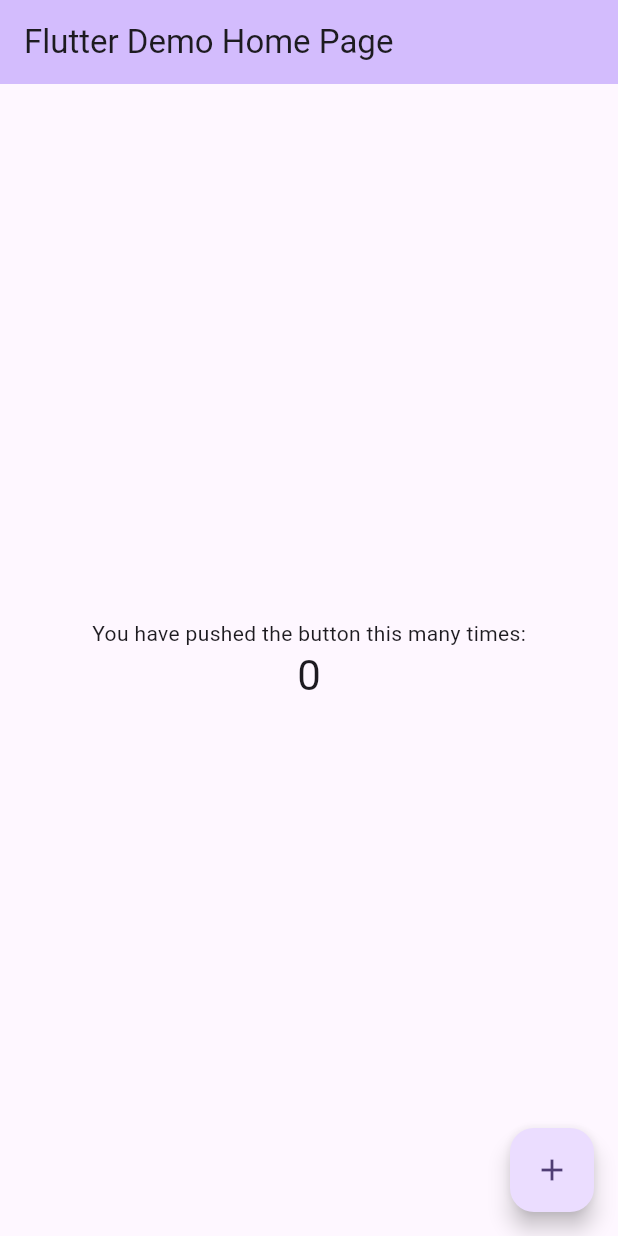
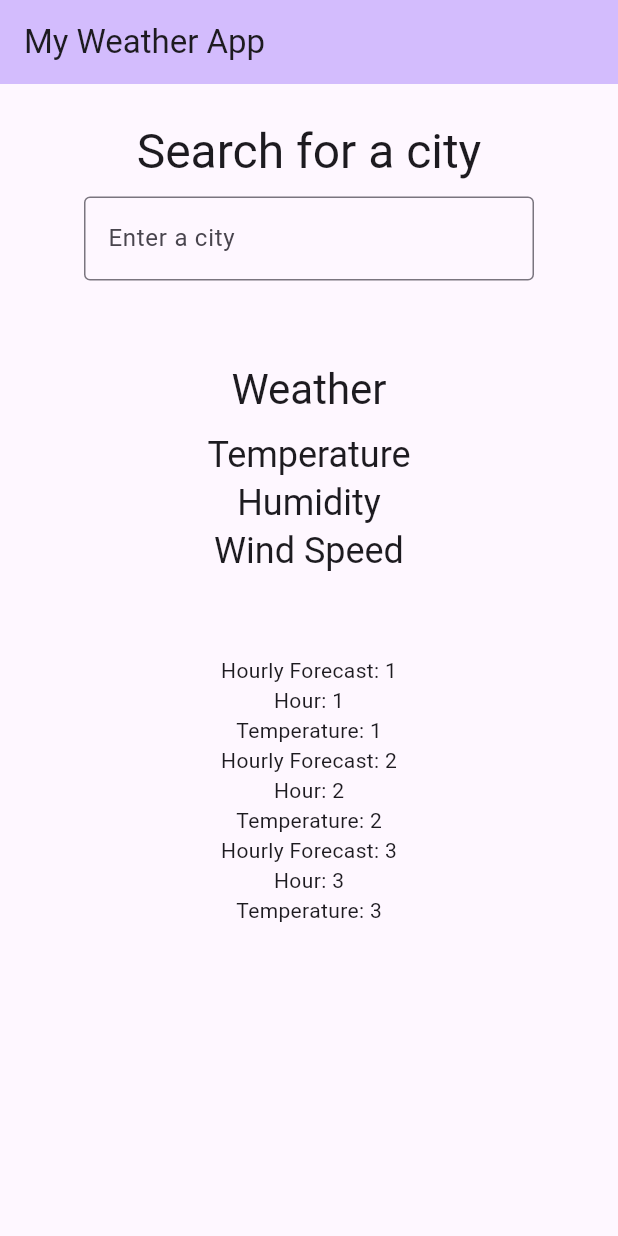
Before and after one commit to bl-marcosfrites/flutter_2023, a Flutter app: the screen it shows after launch, on a phone screen of 412 x 824 dp. Run offline on Flutter 3.47's test engine with Material 2 defaults, Android fonts, the phone set to English and light mode, and no system bars.

Commit message:
Refactor by Video 07: update folder structure

```diff
--- a/weatherapp/lib/main.dart
+++ b/weatherapp/lib/main.dart
@@ -1,4 +1,5 @@
 import 'package:flutter/material.dart';
+import 'package:weatherapp/pages/HomePage.dart';
 
 void main() {
   runApp(const MyApp());
@@ -7,119 +8,16 @@ void main() {
 class MyApp extends StatelessWidget {
   const MyApp({super.key});
 
-  // This widget is the root of your application.
   @override
   Widget build(BuildContext context) {
     return MaterialApp(
-      title: 'Flutter Demo',
+      title: 'WeatherApp',
+      debugShowCheckedModeBanner: false,
       theme: ThemeData(
-        // This is the theme of your application.
-        //
-        // TRY THIS: Try running your application with "flutter run". You'll see
-        // the application has a blue toolbar. Then, without quitting the app,
-        // try changing the seedColor in the colorScheme below to Colors.green
-        // and then invoke "hot reload" (save your changes or press the "hot
-        // reload" button in a Flutter-supported IDE, or press "r" if you used
-        // the command line to start the app).
-        //
-        // Notice that the counter didn't reset back to zero; the application
-        // state is not lost during the reload. To reset the state, use hot
-        // restart instead.
-        //
-        // This works for code too, not just values: Most code changes can be
-        // tested with just a hot reload.
         colorScheme: ColorScheme.fromSeed(seedColor: Colors.deepPurple),
         useMaterial3: true,
       ),
-      home: const MyHomePage(title: 'Flutter Demo Home Page'),
+      home: const HomePage(title: 'My Weather App'),
     );
   }
 }
-
-class MyHomePage extends StatefulWidget {
-  const MyHomePage({super.key, required this.title});
-
-  // This widget is the home page of your application. It is stateful, meaning
-  // that it has a State object (defined below) that contains fields that affect
-  // how it looks.
-
-  // This class is the configuration for the state. It holds the values (in this
-  // case the title) provided by the parent (in this case the App widget) and
-  // used by the build method of the State. Fields in a Widget subclass are
-  // always marked "final".
-
-  final String title;
-
-  @override
-  State<MyHomePage> createState() => _MyHomePageState();
-}
-
-class _MyHomePageState extends State<MyHomePage> {
-  int _counter = 0;
-
-  void _incrementCounter() {
-    setState(() {
-      // This call to setState tells the Flutter framework that something has
-      // changed in this State, which causes it to rerun the build method below
-      // so that the display can reflect the updated values. If we changed
-      // _counter without calling setState(), then the build method would not be
-      // called again, and so nothing would appear to happen.
-      _counter++;
-    });
-  }
-
-  @override
-  Widget build(BuildContext context) {
-    // This method is rerun every time setState is called, for instance as done
-    // by the _incrementCounter method above.
-    //
-    // The Flutter framework has been optimized to make rerunning build methods
-    // fast, so that you can just rebuild anything that needs updating rather
-    // than having to individually change instances of widgets.
-    return Scaffold(
-      appBar: AppBar(
-        // TRY THIS: Try changing the color here to a specific color (to
-        // Colors.amber, perhaps?) and trigger a hot reload to see the AppBar
-        // change color while the other colors stay the same.
-        backgroundColor: Theme.of(context).colorScheme.inversePrimary,
-        // Here we take the value from the MyHomePage object that was created by
-        // the App.build method, and use it to set our appbar title.
-        title: Text(widget.title),
-      ),
-      body: Center(
-        // Center is a layout widget. It takes a single child and positions it
-        // in the middle of the parent.
-        child: Column(
-          // Column is also a layout widget. It takes a list of children and
-          // arranges them vertically. By default, it sizes itself to fit its
-          // children horizontally, and tries to be as tall as its parent.
-          //
-          // Column has various properties to control how it sizes itself and
-          // how it positions its children. Here we use mainAxisAlignment to
-          // center the children vertically; the main axis here is the vertical
-          // axis because Columns are vertical (the cross axis would be
-          // horizontal).
-          //
-          // TRY THIS: Invoke "debug painting" (choose the "Toggle Debug Paint"
-          // action in the IDE, or press "p" in the console), to see the
-          // wireframe for each widget.
-          mainAxisAlignment: MainAxisAlignment.center,
-          children: <Widget>[
-            const Text(
-              'You have pushed the button this many times:',
-            ),
-            Text(
-              '$_counter',
-              style: Theme.of(context).textTheme.headlineMedium,
-            ),
-          ],
-        ),
-      ),
-      floatingActionButton: FloatingActionButton(
-        onPressed: _incrementCounter,
-        tooltip: 'Increment',
-        child: const Icon(Icons.add),
-      ), // This trailing comma makes auto-formatting nicer for build methods.
-    );
-  }
-}
--- /dev/null
+++ b/weatherapp/lib/pages/HomePage.dart
@@ -0,0 +1,36 @@
+import 'package:flutter/material.dart';
+import '../widgets/CurrentWeather.dart';
+import '../widgets/HourlyForecast.dart';
+import '../widgets/MainTitle.dart';
+
+class HomePage extends StatefulWidget {
+  const HomePage({super.key, required this.title});
+  final String title;
+
+  @override
+  State<HomePage> createState() => _HomePageState();
+}
+
+class _HomePageState extends State<HomePage> {
+  @override
+  Widget build(BuildContext context) {
+    return Scaffold(
+      appBar: AppBar(
+        backgroundColor: Theme.of(context).colorScheme.inversePrimary,
+        title: Text(widget.title),
+      ),
+      body: const Center(
+        child: SingleChildScrollView(
+          child: Column(
+            mainAxisAlignment: MainAxisAlignment.start,
+            children: <Widget>[
+              MainTitle(),
+              CurrentWeather(),
+              HourlyForecast(),
+            ],
+          ),
+        ),
+      ),
+    );
+  }
+}
--- /dev/null
+++ b/weatherapp/lib/widgets/CurrentWeather.dart
@@ -0,0 +1,41 @@
+import 'package:flutter/material.dart';
+
+class CurrentWeather extends StatelessWidget {
+  const CurrentWeather({
+    super.key,
+  });
+
+  @override
+  Widget build(BuildContext context) {
+    return Column(
+      children: [
+        Padding(
+          padding: const EdgeInsets.all(10.0),
+          child: Text(
+            'Weather',
+            style: Theme.of(context).textTheme.headlineMedium,
+          ),
+        ),
+        SizedBox(
+          height: 150,
+          child: Column(
+            children: [
+              Text(
+                'Temperature',
+                style: Theme.of(context).textTheme.headlineSmall,
+              ),
+              Text(
+                'Humidity',
+                style: Theme.of(context).textTheme.headlineSmall,
+              ),
+              Text(
+                'Wind Speed',
+                style: Theme.of(context).textTheme.headlineSmall,
+              ),
+            ],
+          ),
+        ),
+      ],
+    );
+  }
+}
--- /dev/null
+++ b/weatherapp/lib/widgets/HourlyForecast.dart
@@ -0,0 +1,45 @@
+import 'package:flutter/material.dart';
+
+class HourlyForecast extends StatelessWidget {
+  const HourlyForecast({
+    super.key,
+  });
+
+  @override
+  Widget build(BuildContext context) {
+    return const SizedBox(
+        height: 700,
+        child: Column(
+          children: [
+            Text(
+                'Hourly Forecast: 1'
+            ),
+            Text(
+                'Hour: 1'
+            ),
+            Text(
+                'Temperature: 1'
+            ),
+            Text(
+                'Hourly Forecast: 2'
+            ),
+            Text(
+                'Hour: 2'
+            ),
+            Text(
+                'Temperature: 2'
+            ),
+            Text(
+                'Hourly Forecast: 3'
+            ),
+            Text(
+                'Hour: 3'
+            ),
+            Text(
+                'Temperature: 3'
+            ),
+          ],
+        )
+    );
+  }
+}
--- /dev/null
+++ b/weatherapp/lib/widgets/MainTitle.dart
@@ -0,0 +1,41 @@
+import 'package:flutter/material.dart';
+
+class MainTitle extends StatelessWidget {
+  const MainTitle({
+    super.key,
+  });
+
+  @override
+  Widget build(BuildContext context) {
+    return Padding(
+      padding: const EdgeInsets.fromLTRB(0, 25, 0, 0),
+      child: SizedBox(
+          height: 150,
+          child: Column(
+            children: [
+              Text(
+                'Search for a city',
+                style: Theme.of(context).textTheme.headlineLarge,
+              ),
+              Padding(
+                padding: const EdgeInsets.all(10.0),
+                child: FormField(
+                    builder: (field) {
+                      return const SizedBox(
+                        width: 300,
+                        child: TextField(
+                          decoration: InputDecoration(
+                            hintText: 'Enter a city',
+                            border: OutlineInputBorder(),
+                          ),
+                        ),
+                      );
+                    }
+                ),
+              ),
+            ],
+          )
+      ),
+    );
+  }
+}
```
